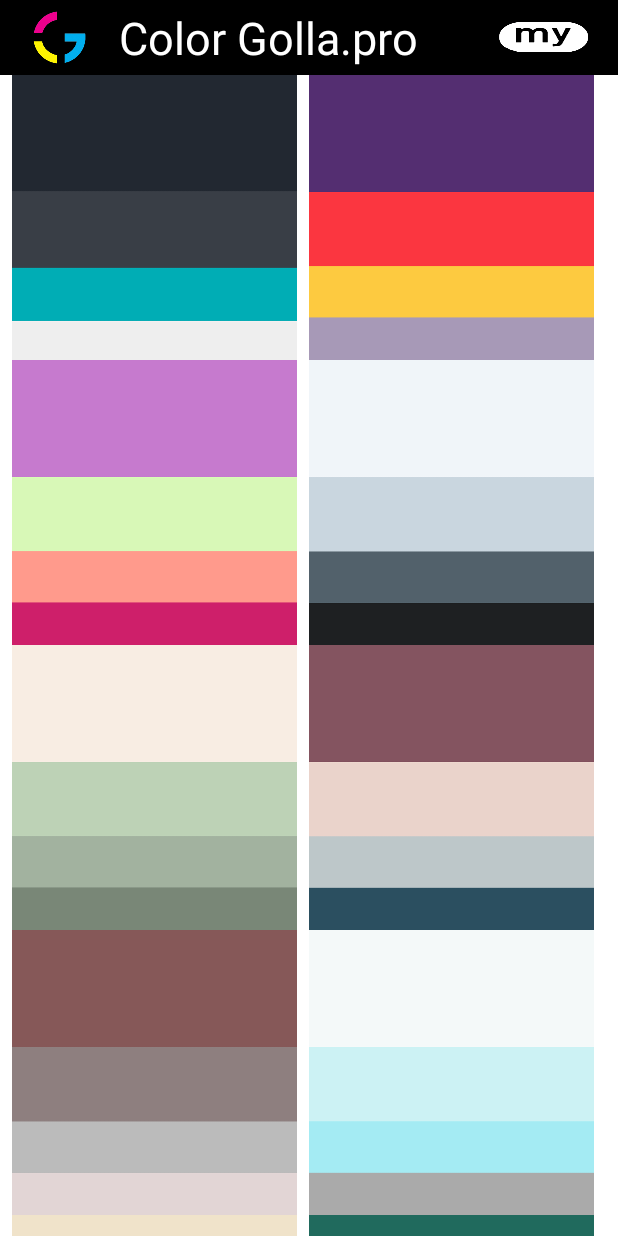
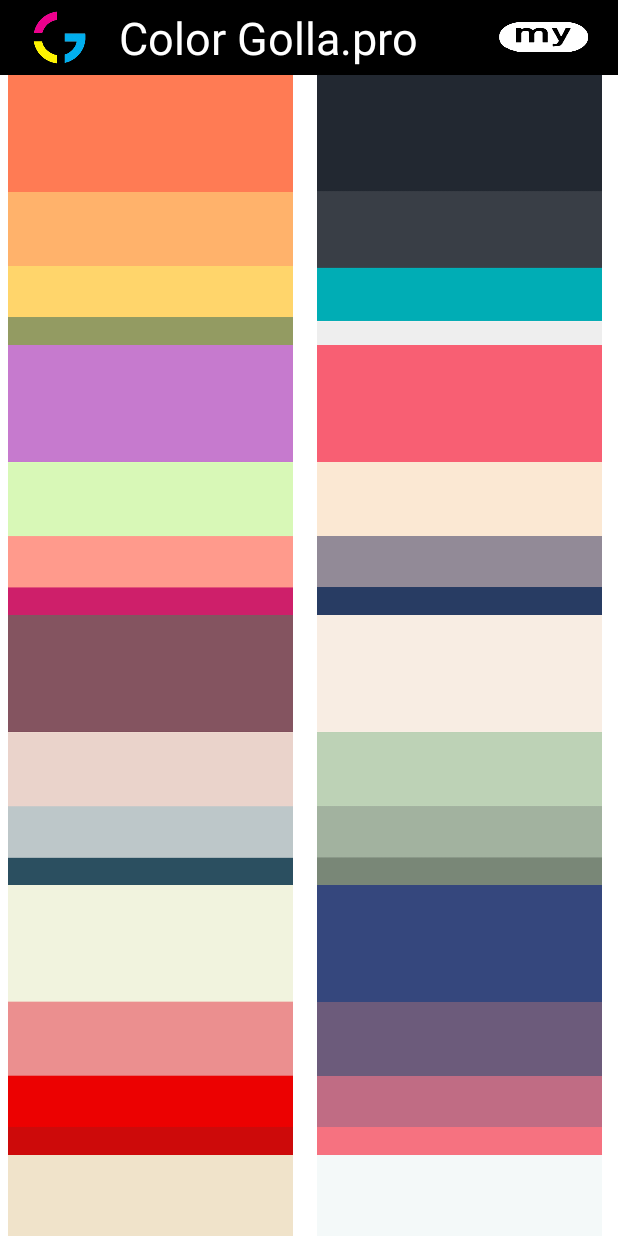
Before and after one commit to muyeyong-skku/colorgolla, an Android app: the screen it shows after launch (MainActivity), on a phone screen of 412 x 824 dp. Run offline under Robolectric (Android 15) with nearby library versions, the phone set to English and light mode, and no system bars.

Commit message:
main activity 여백, 변수 수정 완료

```diff
--- a/app/src/main/java/com/example/muyeyong/MainActivity.java
+++ b/app/src/main/java/com/example/muyeyong/MainActivity.java
@@ -49,27 +49,26 @@ public class MainActivity extends AppCompatActivity {
         super.onCreate(savedInstanceState);
         setContentView(R.layout.activity_main);
 
-
-        al.add(new color("#222831","#393E46","#00ADB5","#EEEEEE",R.drawable.i1,"e"));
-        al.add(new color("a","b","c","d",R.drawable.i2,"e"));
-        al.add(new color("a","b","c","d",R.drawable.i3,"e"));
-        al.add(new color("a","b","c","d",R.drawable.i4,"e"));
-        al.add(new color("a","b","c","d",R.drawable.i5,"e"));
-        al.add(new color("a","b","c","d",R.drawable.i6,"e"));
-        al.add(new color("a","b","c","d",R.drawable.i7,"e"));
-        al.add(new color("a","b","c","d",R.drawable.i8,"e"));
-        al.add(new color("a","b","c","d",R.drawable.i9,"e"));
-        al.add(new color("a","b","c","d",R.drawable.i10,"e"));
-        al.add(new color("#F1F3DE","#EB8F8F","#EC0101","#CD0A0A",R.drawable.i11,"e"));
-        al.add(new color("a","b","c","d",R.drawable.i12,"e"));
-        al.add(new color("a","b","c","d",R.drawable.i13,"e"));
-        al.add(new color("a","b","c","d",R.drawable.i14,"e"));
-        al.add(new color("a","b","c","d",R.drawable.i15,"e"));
-        al.add(new color("a","b","c","d",R.drawable.i16,"e"));
-        al.add(new color("a","b","c","d",R.drawable.i17,"e"));
-        al.add(new color("a","b","c","d",R.drawable.i18,"e"));
-        al.add(new color("a","b","c","d",R.drawable.i19,"e"));
-        al.add(new color("a","b","c","d",R.drawable.i20,"e"));
+        al.add(new color("#FF7B54","#FFB26B","#FFD56B","#939B62",R.drawable.i18,"#warm #hot #summer #africa #gradient \n #red #orange #yellow #green"));
+        al.add(new color("#222831","#393E46","#00ADB5","#EEEEEE",R.drawable.i1,"#cold #dark #winter #night #gradient \n #black #gray #silver #blue"));
+        al.add(new color("#C67ACE","#D8F8B7","#FF9A8C","#CE1F6A",R.drawable.i3,"#kitsch #bright #neon #teen #cute \n #pink #lime #orange #red"));
+        al.add(new color("#F85F73","#FBE8D3","#928A97","#283C63",R.drawable.i20,"#classy #stylish #bright #dark #gradient \n #red #blue #pink #gray"));
+        al.add(new color("#845460","#EAD3CB","#BDC7C9","#2B4F60",R.drawable.i6,"#soft #profound #wood #dark #gradient \n #brown #gray #turquoise"));
+        al.add(new color("#F8EDE3","#BDD2B6","#A2B29F","#798777",R.drawable.i5,"#soft #weak #light #nature #gradient \n #green #beige #mugwort"));
+        al.add(new color("#F1F3DE","#EB8F8F","#EC0101","#CD0A0A",R.drawable.i11,"#warn #hot #bright #gradient \n #red #pink #wine #strawberry"));
+        al.add(new color("#35477D","#6C5B7B","#C06C84","#F67280",R.drawable.i13,"#stylish #cool #complementary #gradeint \n #blue #red #navy #pink"));
+        al.add(new color("#F0E3CA","#FF8303","#A35709","#1B1A17",R.drawable.i9,"#old #traditional #gradient #india \n #beige #orange #borwn #black"));
+        al.add(new color("#F4F9F9","#CCF2F4","#A4EBF3","#AAAAAA",R.drawable.i8,"#bright #light #heaven #gardient \n #white #skyblue #blue #gray"));
+        al.add(new color("#FFC7C7","#FFE2E2","#F6F6F6","#8785A2",R.drawable.i12,"#soft #light #milk #gradient \n #pink #purple #navy #white"));
+        al.add(new color("#21094E","#511281","#4CA1A3","#A5E1AD",R.drawable.i19,"#cold #cool #dark #night #twilight \n #blue #purple #green #mint"));
+        al.add(new color("#206A5D","#81B214","#FFCC29","#F58634",R.drawable.i10,"#nature #healthy #bright #leaf #flower \n #green #orange #yellow #fruits"));
+        al.add(new color("#433D3C","#944E6C","#E9C496","#83A95C",R.drawable.i14,"#classy #profound #dark #gorgeous \n #black #violet #beige #green"));
+        al.add(new color("#413C69","#4A47A3","#709FB0","#A7C5EB",R.drawable.i16,"#cold #ocean #deep #gradient #dawn \n #navy #blue #darkblue #skyblue"));
+        al.add(new color("#F3F2da","#4E8D7C","#045762","#EA97AD",R.drawable.i15,"#bight #stlyish #happy #pointcolor \n #green #pink #jade #lightgreen"));
+        al.add(new color("#FFC996","#FF8474","#9F5F80","#583D72",R.drawable.i17,"#warm #pleasure #festival #gradjent \n #apricot #pink #violet #purple"));
+        al.add(new color("#542E71","#FB3640","#FDCA40","#A799B7",R.drawable.i2,"#bright #excited #pointcolor \n #purple #red #yellow #violet"));
+        al.add(new color("#865858","#8E7F7F","#BBBBBB","#E2D5D5",R.drawable.i7,"#wood #tranquil #lgiht #gradient \n #brown #gray #beige #browngray"));
+        al.add(new color("#F0F5F9","#C9D6DF","#52616B","#1E2022",R.drawable.i4,"#cold #gradient #simple #modern \n #black #gary #white #gay-scale"));
         MyAdapter adapter = new MyAdapter(
                 getApplicationContext(), // 현재화면의 제어권자
                 R.layout.row,  // 리스트뷰의 한행의 레이아웃
--- a/app/src/main/res/layout/activity_main.xml
+++ b/app/src/main/res/layout/activity_main.xml
@@ -64,10 +64,10 @@
             <GridView
                 android:id="@+id/listView1"
                 android:layout_width="match_parent"
-                android:layout_height="2000dp"
+                android:layout_height="1900dp"
                 android:layout_gravity="center"
-                android:layout_margin="8dp"
                 android:numColumns="2"
+                android:verticalSpacing="-10dp"
                 android:stretchMode="columnWidth">
 
 
--- a/app/src/main/res/layout/row.xml
+++ b/app/src/main/res/layout/row.xml
@@ -7,6 +7,8 @@
         android:id="@+id/imageView1"
         android:layout_width="190dp"
         android:layout_height="190dp"
+        android:layout_marginLeft="5dp"
+        android:layout_marginRight="5dp"
         android:src="@drawable/abc_btn_radio_to_on_mtrl_015" />
 
 
```
